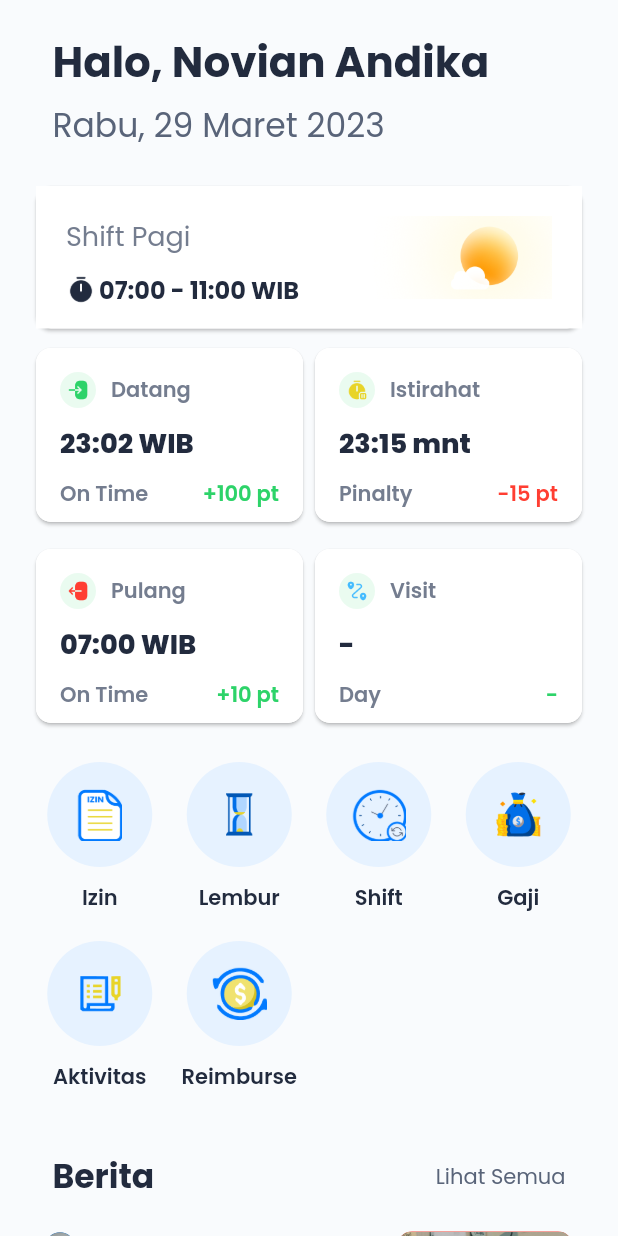
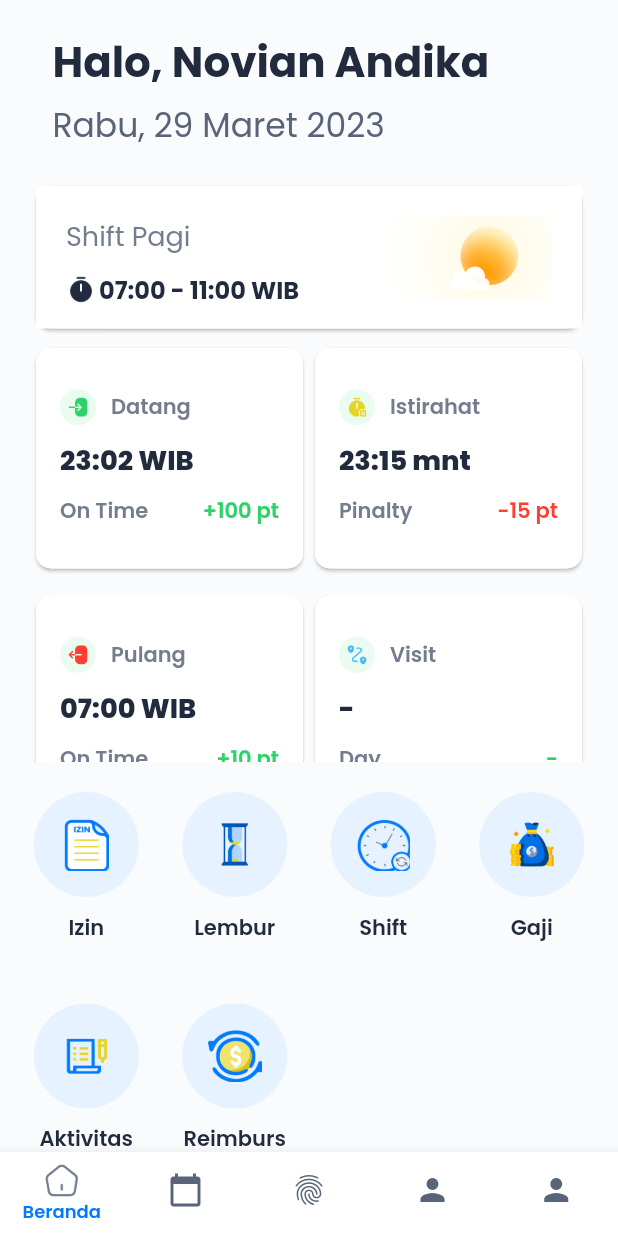
Before and after one commit to fleetimee/mudora-the-sword-oracle, a Flutter app: the HomePage screen opened directly, on a phone screen of 412 x 824 dp. Run offline on Flutter 3.47's test engine with Material 2 defaults, Android fonts, the phone set to English and light mode, and no system bars; our stand-ins replace awesome_dialog, currency_text_input_formatter, dotted_border, flex_color_scheme, flutter_form_builder, flutter_map and 4 more; missing offline and left inert: day_night_time_picker, form_builder_image_picker.

Commit message:
🐛 fix(menu): fix typo in menuReimburse constant ✨ feat(menu): center align menu card text The typo in the menuReimburse constant has been fixed. The text in the HomeMenuCard component is now center aligned to improve the visual appearance of the menu.
🎨 style(home_ui.dart): format code with dartfmt
The code has been formatted with dartfmt to improve readability and consistency.

🎨 style(home_ui.dart): reformat code and adjust grid view aspect ratio
This commit reformats the code to improve readability and adjusts the aspect ratio of the grid view to improve the layout of the home page. The bottom navigation bar is also added to the scaffold to provide navigation options for the user.

```diff
--- a/lib/common/constant/string_constant.dart
+++ b/lib/common/constant/string_constant.dart
@@ -62,7 +62,7 @@ class StringConstant {
   static const String menuShift = 'Shift';
   static const String menuGaji = 'Gaji';
   static const String menuAktivitas = 'Aktivitas';
-  static const String menuReimburse = 'Reimburse';
+  static const String menuReimburse = 'Reimburs';
 
   static const String newsTitle = 'Berita';
   static const String moreNews = 'Lihat Semua';
--- a/lib/main.dart
+++ b/lib/main.dart
@@ -1,5 +1,5 @@
 import 'package:fleetime_hris/common/themes/theme_data.dart';
-import 'package:fleetime_hris/ui/pages/absent_present/absent_present_ui.dart';
+import 'package:fleetime_hris/ui/pages/home/home_ui.dart';
 import 'package:flutter/material.dart';
 import 'package:responsive_framework/responsive_framework.dart';
 
@@ -27,7 +27,7 @@ class MyApp extends StatelessWidget {
       ),
       title: 'Flutter Demo',
       theme: lightTheme,
-      home: const AbsentPresentPage(),
+      home: const HomePage(),
       debugShowCheckedModeBanner: false,
       localizationsDelegates: const [
         GlobalMaterialLocalizations.delegate,
--- a/lib/ui/pages/home/components/home_ui_menu_card.dart
+++ b/lib/ui/pages/home/components/home_ui_menu_card.dart
@@ -32,12 +32,15 @@ class HomeMenuCard extends StatelessWidget {
         const SizedBox(
           height: 10,
         ),
-        Text(
-          listViewMenu[index].menuName,
-          style: const TextStyle(
-            fontSize: 14,
-            fontWeight: FontWeight.w600,
-            color: AppColors.grayscaleTitle,
+        Expanded(
+          child: Text(
+            listViewMenu[index].menuName,
+            style: const TextStyle(
+              fontSize: 14,
+              fontWeight: FontWeight.w600,
+              color: AppColors.grayscaleTitle,
+            ),
+            textAlign: TextAlign.center,
           ),
         ),
       ],
--- a/lib/ui/pages/home/home_ui.dart
+++ b/lib/ui/pages/home/home_ui.dart
@@ -53,7 +53,7 @@ class HomePage extends StatelessWidget {
                           gridDelegate:
                               const SliverGridDelegateWithFixedCrossAxisCount(
                             crossAxisCount: 2,
-                          childAspectRatio: 1.5,
+                            childAspectRatio: 1.2,
                             mainAxisSpacing: 10,
                           ),
                           itemCount: listAllHomeCard.length,
@@ -64,6 +64,9 @@ class HomePage extends StatelessWidget {
                           },
                         ),
                       ),
+                      const SizedBox(
+                        height: 20,
+                      ),
                       SizedBox(
                         height: 250,
                         child: GridView.builder(
@@ -71,8 +74,9 @@ class HomePage extends StatelessWidget {
                           gridDelegate:
                               const SliverGridDelegateWithFixedCrossAxisCount(
                             crossAxisCount: 4,
-                          childAspectRatio: 0.9,
+                            childAspectRatio: 0.6,
                             mainAxisSpacing: 16,
+                            crossAxisSpacing: 24,
                           ),
                           itemCount: listViewMenu.length,
                           itemBuilder: (context, index) {
@@ -136,7 +140,7 @@ class HomePage extends StatelessWidget {
                         ),
                       ),
                       const SizedBox(
-                      height: 100,
+                        height: 50,
                       ),
                     ],
                   ),
@@ -144,7 +148,55 @@ class HomePage extends StatelessWidget {
               ),
             ),
           ),
+          bottomNavigationBar: BottomNavigationBar(
+            backgroundColor: Colors.white,
+            type: BottomNavigationBarType.fixed,
+            showSelectedLabels: true,
+            showUnselectedLabels: false,
+            selectedLabelStyle: const TextStyle(
+              fontSize: 12,
+              fontWeight: FontWeight.w600,
             ),
+            items: [
+              BottomNavigationBarItem(
+                icon: Image.asset(
+                  'assets/images/bottombar_home.png',
+                  width: 24,
+                  fit: BoxFit.contain,
+                ),
+                label: 'Beranda',
+                tooltip: 'Beranda',
+              ),
+              const BottomNavigationBarItem(
+                icon: Icon(
+                  Icons.calendar_today,
+                  color: AppColors.grayscaleBody,
+                ),
+                label: 'Calendar',
+              ),
+              const BottomNavigationBarItem(
+                icon: Icon(
+                  Icons.fingerprint,
+                  color: AppColors.grayscaleBody,
+                ),
+                label: 'Notification',
+              ),
+              const BottomNavigationBarItem(
+                icon: Icon(
+                  Icons.person,
+                  color: AppColors.grayscaleBody,
+                ),
+                label: 'Profile',
+              ),
+              const BottomNavigationBarItem(
+                icon: Icon(
+                  Icons.person,
+                  color: AppColors.grayscaleBody,
+                ),
+                label: 'Profile',
+              ),
+            ],
+          )),
     );
   }
 }
```
Also changed, not shown: assets/images/bottombar_data_absen.png (added), assets/images/bottombar_home.png (added), assets/images/bottombar_profile.png (added), assets/images/bottombar_visit.png (added). Lines whose indentation alone changed are shown as unchanged.
